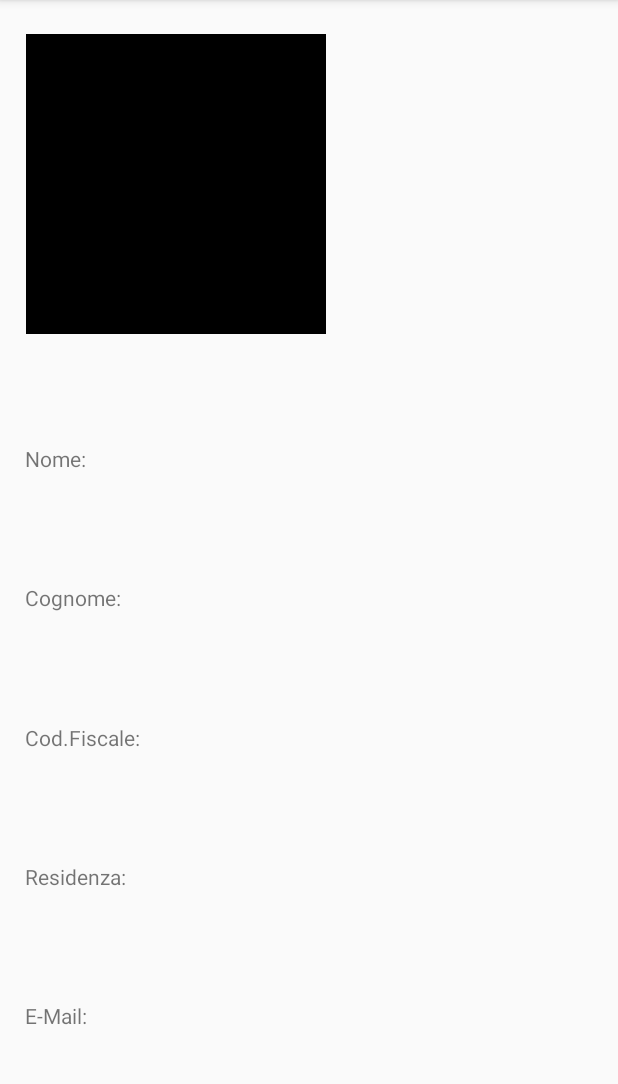
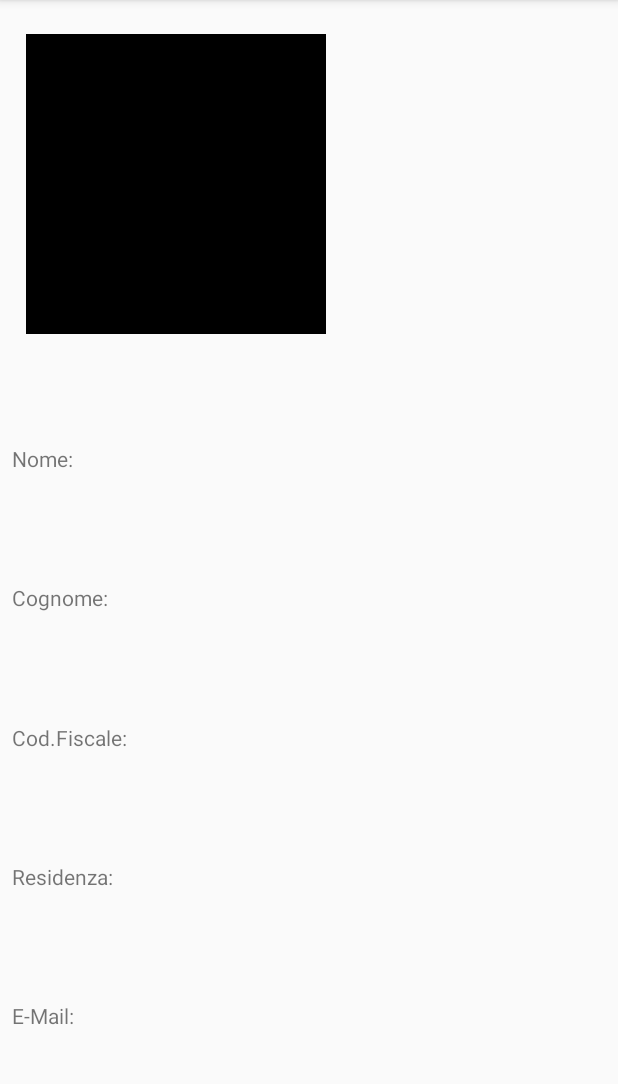
Before and after one commit to raffaelepalmiero95/Esercitazione6, an Android app: the AccountActivity screen opened directly, with no data from a screen before it, on a phone screen of 412 x 824 dp, the part 84-1168 px from its top. Run offline under Robolectric (Android 15) with nearby library versions, the phone set to English and light mode, and no system bars.

Commit message:
Modifiche alla parte grafica

```diff
--- a/app/src/main/java/com/example/antonio/esercitazione6/BachecaActivity.java
+++ b/app/src/main/java/com/example/antonio/esercitazione6/BachecaActivity.java
@@ -1,7 +1,10 @@
 package com.example.antonio.esercitazione6;
 
-import android.support.v7.app.AppCompatActivity;
-import android.os.Bundle;
+        import android.content.Intent;
+        import android.support.v7.app.AppCompatActivity;
+        import android.os.Bundle;
+        import android.view.View;
+        import android.widget.Button;
 
 public class BachecaActivity extends AppCompatActivity {
 
@@ -9,5 +12,15 @@ public class BachecaActivity extends AppCompatActivity {
     protected void onCreate(Bundle savedInstanceState) {
         super.onCreate(savedInstanceState);
         setContentView(R.layout.activity_bacheca);
+
+        Button TornaHome=findViewById(R.id.button_torna_alla_home2);
+
+        TornaHome.setOnClickListener(new View.OnClickListener() {
+            @Override
+            public void onClick(View view) {
+                Intent button_torna_alla_home2 = new Intent(BachecaActivity.this,MainActivity.class);
+                startActivity(button_torna_alla_home2);
+            }});
+
     }
 }
--- a/app/src/main/res/layout/activity_account.xml
+++ b/app/src/main/res/layout/activity_account.xml
@@ -10,72 +10,52 @@
         android:id="@+id/textView2"
         android:layout_width="wrap_content"
         android:layout_height="wrap_content"
-        android:layout_marginEnd="8dp"
         android:layout_marginStart="8dp"
         android:text="@string/nome"
         app:layout_constraintBottom_toTopOf="@+id/textView4"
-        app:layout_constraintEnd_toEndOf="parent"
-        app:layout_constraintHorizontal_bias="0.024"
         app:layout_constraintStart_toStartOf="parent"
-        app:layout_constraintTop_toBottomOf="@+id/imageView"
-        />
+        app:layout_constraintTop_toBottomOf="@+id/imageView" />
 
     <TextView
         android:id="@+id/textView4"
         android:layout_width="wrap_content"
         android:layout_height="wrap_content"
-        android:layout_marginEnd="8dp"
         android:layout_marginStart="8dp"
         android:text="@string/cognome"
         app:layout_constraintBottom_toTopOf="@+id/textView5"
-        app:layout_constraintEnd_toEndOf="parent"
-        app:layout_constraintHorizontal_bias="0.026"
         app:layout_constraintStart_toStartOf="parent"
-        app:layout_constraintTop_toBottomOf="@+id/textView2"
-        />
+        app:layout_constraintTop_toBottomOf="@+id/textView2" />
 
     <TextView
         android:id="@+id/textView5"
         android:layout_width="wrap_content"
         android:layout_height="wrap_content"
-        android:layout_marginEnd="8dp"
         android:layout_marginStart="8dp"
         android:text="@string/cod_fiscale"
         app:layout_constraintBottom_toTopOf="@+id/textView6"
-        app:layout_constraintEnd_toEndOf="parent"
-        app:layout_constraintHorizontal_bias="0.027"
         app:layout_constraintStart_toStartOf="parent"
-        app:layout_constraintTop_toBottomOf="@+id/textView4"
-        />
+        app:layout_constraintTop_toBottomOf="@+id/textView4" />
 
     <TextView
         android:id="@+id/textView6"
         android:layout_width="wrap_content"
         android:layout_height="wrap_content"
-        android:layout_marginEnd="8dp"
         android:layout_marginStart="8dp"
         android:text="@string/residenza"
         app:layout_constraintBottom_toTopOf="@+id/textView7"
-        app:layout_constraintEnd_toEndOf="parent"
-        app:layout_constraintHorizontal_bias="0.026"
         app:layout_constraintStart_toStartOf="parent"
-        app:layout_constraintTop_toBottomOf="@+id/textView5"
-        />
+        app:layout_constraintTop_toBottomOf="@+id/textView5" />
 
     <TextView
         android:id="@+id/textView7"
         android:layout_width="wrap_content"
         android:layout_height="wrap_content"
         android:layout_marginBottom="8dp"
-        android:layout_marginEnd="8dp"
         android:layout_marginStart="8dp"
         android:text="@string/e_mail"
         app:layout_constraintBottom_toBottomOf="parent"
-        app:layout_constraintEnd_toEndOf="parent"
-        app:layout_constraintHorizontal_bias="0.024"
         app:layout_constraintStart_toStartOf="parent"
-        app:layout_constraintTop_toBottomOf="@+id/textView6"
-        />
+        app:layout_constraintTop_toBottomOf="@+id/textView6" />
 
     <ImageView
         android:id="@+id/imageView"
@@ -93,4 +73,59 @@
         app:layout_constraintVertical_bias="0.027"
         app:srcCompat="@android:color/black"
         />
+
+    <TextView
+        android:id="@+id/textView8"
+        android:layout_width="wrap_content"
+        android:layout_height="wrap_content"
+        android:layout_marginEnd="8dp"
+        android:layout_marginStart="8dp"
+        android:text="@string/TextViewNomeUtente"
+        app:layout_constraintBottom_toBottomOf="@+id/textView2"
+        app:layout_constraintEnd_toEndOf="parent"
+        app:layout_constraintStart_toEndOf="@+id/textView2" />
+
+    <TextView
+        android:id="@+id/textView9"
+        android:layout_width="wrap_content"
+        android:layout_height="wrap_content"
+        android:layout_marginEnd="8dp"
+        android:layout_marginStart="8dp"
+        android:text="@string/TextViewCognomeUtente"
+        app:layout_constraintBottom_toBottomOf="@+id/textView4"
+        app:layout_constraintEnd_toEndOf="parent"
+        app:layout_constraintStart_toEndOf="@+id/textView4" />
+
+    <TextView
+        android:id="@+id/textView10"
+        android:layout_width="wrap_content"
+        android:layout_height="wrap_content"
+        android:layout_marginEnd="8dp"
+        android:layout_marginStart="8dp"
+        android:text="@string/TextViewCodFiscaleUtente"
+        app:layout_constraintBottom_toBottomOf="@+id/textView5"
+        app:layout_constraintEnd_toEndOf="parent"
+        app:layout_constraintStart_toEndOf="@+id/textView5" />
+
+    <TextView
+        android:id="@+id/textView11"
+        android:layout_width="wrap_content"
+        android:layout_height="wrap_content"
+        android:layout_marginEnd="8dp"
+        android:layout_marginStart="8dp"
+        android:text="@string/TextViewResidenzaUtente"
+        app:layout_constraintBottom_toBottomOf="@+id/textView6"
+        app:layout_constraintEnd_toEndOf="parent"
+        app:layout_constraintStart_toEndOf="@+id/textView6" />
+
+    <TextView
+        android:id="@+id/textView12"
+        android:layout_width="wrap_content"
+        android:layout_height="wrap_content"
+        android:layout_marginEnd="8dp"
+        android:layout_marginStart="8dp"
+        android:text="@string/TextViewEmailUtente"
+        app:layout_constraintBottom_toBottomOf="@+id/textView7"
+        app:layout_constraintEnd_toEndOf="parent"
+        app:layout_constraintStart_toEndOf="@+id/textView7" />
 </android.support.constraint.ConstraintLayout>
--- a/app/src/main/res/layout/activity_crea_segnalazione.xml
+++ b/app/src/main/res/layout/activity_crea_segnalazione.xml
@@ -25,7 +25,7 @@
     <android.support.v7.widget.RecyclerView
         android:id="@+id/recyclerView_categorie"
         android:layout_width="368dp"
-        android:layout_height="20dp"
+        android:layout_height="17dp"
         android:layout_marginBottom="8dp"
         android:layout_marginStart="8dp"
         android:layout_marginTop="8dp"
@@ -44,7 +44,7 @@
         android:layout_marginTop="8dp"
         android:ems="10"
         android:inputType="textPersonName"
-        android:text="@string/descrivi_brevemente_il_problema"
+        android:hint="@string/descrivi_brevemente_il_problema"
         app:layout_constraintBottom_toBottomOf="parent"
         app:layout_constraintEnd_toEndOf="parent"
         app:layout_constraintStart_toStartOf="parent"
--- a/app/src/main/res/values/strings.xml
+++ b/app/src/main/res/values/strings.xml
@@ -1,7 +1,6 @@
 <resources>
     <string name="app_name">Esercitazione6</string>
     <string name="torna_alla_home">Torna alla Home</string>
-    <string name="bacheca">Bacheca</string>
     <string name="bacheca">Bacheca</string>
     <string name="segnala">Segnala</string>
     <string name="descrivi_brevemente_il_problema">Descrivi Brevemente Il Problema</string>
@@ -27,4 +26,9 @@
     <string name="e_mail">E-Mail:</string>
     <string name="cognome">Cognome:</string>
     <string name="nome">Nome:</string>
+    <string name="TextViewNomeUtente" />
+    <string name="TextViewCognomeUtente" />
+    <string name="TextViewCodFiscaleUtente" />
+    <string name="TextViewResidenzaUtente" />
+    <string name="TextViewEmailUtente" />
 </resources>
```
